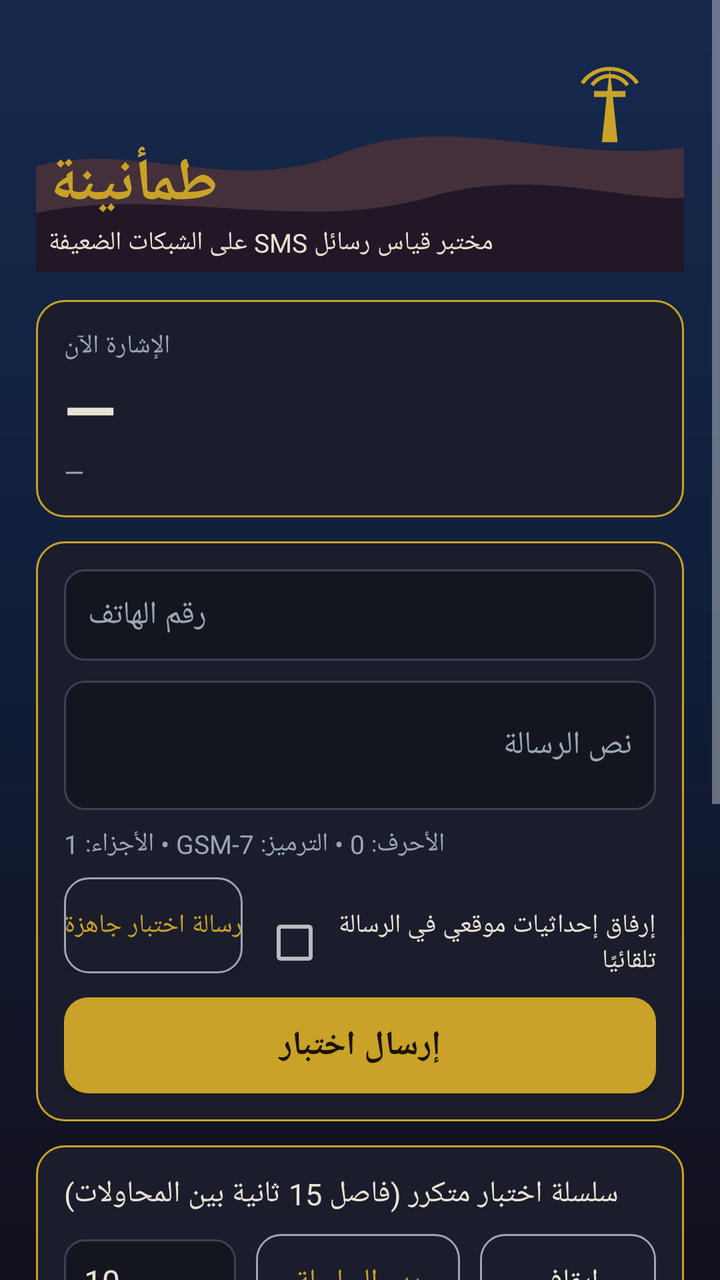
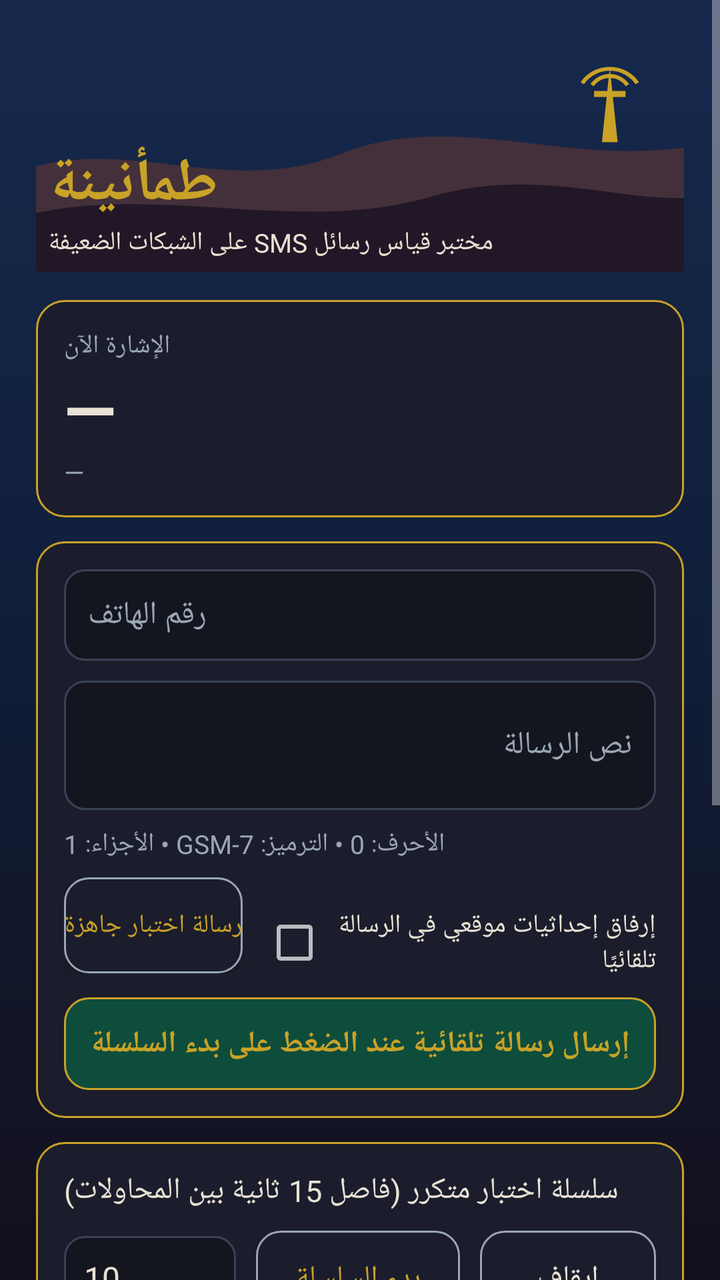

Compare the two renders of this Android layout. The source of the first and the diff that turns it into the second are given below.
<!-- AndroidManifest.xml: application theme AppTheme -->
<!-- res/layout/activity_main.xml -->
<?xml version="1.0" encoding="utf-8"?>
<ScrollView xmlns:android="http://schemas.android.com/apk/res/android"
    android:layout_width="match_parent"
    android:layout_height="match_parent"
    android:background="@drawable/bg_gradient"
    android:fillViewport="true">

    <LinearLayout
        android:layout_width="match_parent"
        android:layout_height="wrap_content"
        android:orientation="vertical"
        android:padding="18dp">

        <FrameLayout
            android:layout_width="match_parent"
            android:layout_height="118dp">

            <ImageView
                android:layout_width="match_parent"
                android:layout_height="match_parent"
                android:src="@drawable/dunes"
                android:scaleType="centerCrop"
                android:contentDescription="@null" />

            <LinearLayout
                android:layout_width="match_parent"
                android:layout_height="wrap_content"
                android:layout_gravity="bottom|start"
                android:orientation="vertical"
                android:padding="6dp">

                <TextView
                    android:layout_width="wrap_content"
                    android:layout_height="wrap_content"
                    android:text="طمأنينة"
                    android:textColor="@color/gold"
                    android:textSize="30sp"
                    android:textStyle="bold" />

                <TextView
                    android:layout_width="wrap_content"
                    android:layout_height="wrap_content"
                    android:text="مختبر قياس رسائل SMS على الشبكات الضعيفة"
                    android:textColor="@color/ink"
                    android:textSize="13sp" />
            </LinearLayout>
        </FrameLayout>

        <LinearLayout
            android:layout_width="match_parent"
            android:layout_height="wrap_content"
            android:orientation="vertical"
            android:background="@drawable/panel"
            android:padding="14dp"
            android:layout_marginTop="14dp">

            <TextView
                android:layout_width="wrap_content"
                android:layout_height="wrap_content"
                android:text="الإشارة الآن"
                android:textColor="@color/muted"
                android:textSize="13sp" />

            <TextView
                android:id="@+id/signalDbm"
                android:layout_width="wrap_content"
                android:layout_height="wrap_content"
                android:text="—"
                android:textColor="@color/ink"
                android:textSize="34sp"
                android:textStyle="bold" />

            <TextView
                android:id="@+id/signalMeta"
                android:layout_width="wrap_content"
                android:layout_height="wrap_content"
                android:text="—"
                android:textColor="@color/muted"
                android:textSize="13sp" />
        </LinearLayout>

        <LinearLayout
            android:layout_width="match_parent"
            android:layout_height="wrap_content"
            android:orientation="vertical"
            android:background="@drawable/panel"
            android:padding="14dp"
            android:layout_marginTop="12dp">

            <EditText
                android:id="@+id/phoneInput"
                android:layout_width="match_parent"
                android:layout_height="wrap_content"
                android:background="@drawable/input_bg"
                android:padding="12dp"
                android:hint="رقم الهاتف"
                android:textColorHint="@color/muted"
                android:textColor="@color/ink"
                android:inputType="phone"
                android:textSize="16sp" />

            <EditText
                android:id="@+id/messageInput"
                android:layout_width="match_parent"
                android:layout_height="wrap_content"
                android:background="@drawable/input_bg"
                android:padding="12dp"
                android:layout_marginTop="10dp"
                android:hint="نص الرسالة"
                android:textColorHint="@color/muted"
                android:textColor="@color/ink"
                android:inputType="textMultiLine"
                android:minLines="2"
                android:textSize="16sp" />

            <TextView
                android:id="@+id/charInfo"
                android:layout_width="wrap_content"
                android:layout_height="wrap_content"
                android:layout_marginTop="8dp"
                android:text="الأحرف: 0 • الترميز: GSM-7 • الأجزاء: 1"
                android:textColor="@color/muted"
                android:textSize="13sp" />

            <LinearLayout
                android:layout_width="match_parent"
                android:layout_height="wrap_content"
                android:orientation="horizontal"
                android:layout_marginTop="8dp">

                <Button
                    android:id="@+id/quickTestBtn"
                    android:layout_width="wrap_content"
                    android:layout_height="wrap_content"
                    android:background="@drawable/btn_ghost"
                    android:text="رسالة اختبار جاهزة"
                    android:textColor="@color/gold"
                    android:textSize="13sp" />

                <CheckBox
                    android:id="@+id/attachLocCheck"
                    android:layout_width="0dp"
                    android:layout_height="wrap_content"
                    android:layout_weight="1"
                    android:layout_marginStart="10dp"
                    android:text="إرفاق إحداثيات موقعي في الرسالة تلقائيًا"
                    android:textColor="@color/ink"
                    android:textSize="13sp" />
            </LinearLayout>

            <Button
                android:id="@+id/sendBtn"
                android:layout_width="match_parent"
                android:layout_height="wrap_content"
                android:layout_marginTop="12dp"
                android:background="@drawable/btn_gold"
                android:text="إرسال اختبار"
                android:textColor="@color/gold_ink"
                android:textSize="17sp"
                android:textStyle="bold" />
        </LinearLayout>

        <LinearLayout
            android:layout_width="match_parent"
            android:layout_height="wrap_content"
            android:orientation="vertical"
            android:background="@drawable/panel"
            android:padding="14dp"
            android:layout_marginTop="12dp">

            <TextView
                android:layout_width="wrap_content"
                android:layout_height="wrap_content"
                android:text="سلسلة اختبار متكرر (فاصل 15 ثانية بين المحاولات)"
                android:textColor="@color/ink"
                android:textSize="15sp" />

            <LinearLayout
                android:layout_width="match_parent"
                android:layout_height="wrap_content"
                android:orientation="horizontal"
                android:layout_marginTop="10dp">

                <EditText
                    android:id="@+id/seriesCount"
                    android:layout_width="86dp"
                    android:layout_height="wrap_content"
                    android:background="@drawable/input_bg"
                    android:padding="10dp"
                    android:text="10"
                    android:textColor="@color/ink"
                    android:inputType="number"
                    android:textSize="16sp" />

                <Button
                    android:id="@+id/seriesBtn"
                    android:layout_width="0dp"
                    android:layout_height="wrap_content"
                    android:layout_weight="1"
                    android:layout_marginStart="10dp"
                    android:background="@drawable/btn_ghost"
                    android:text="بدء السلسلة"
                    android:textColor="@color/gold"
                    android:textSize="15sp" />

                <Button
                    android:id="@+id/seriesStopBtn"
                    android:layout_width="wrap_content"
                    android:layout_height="wrap_content"
                    android:layout_marginStart="10dp"
                    android:background="@drawable/btn_ghost"
                    android:text="إيقاف"
                    android:textColor="@color/ink"
                    android:textSize="15sp" />
            </LinearLayout>

            <CheckBox
                android:id="@+id/stopOnSuccessCheck"
                android:layout_width="wrap_content"
                android:layout_height="wrap_content"
                android:layout_marginTop="8dp"
                android:text="إيقاف عند أول نجاح (وضع الوصول — للقياس أبقِه مطفأً)"
                android:textColor="@color/ink"
                android:textSize="13sp" />
        </LinearLayout>

        <TextView
            android:id="@+id/statusInfo"
            android:layout_width="match_parent"
            android:layout_height="wrap_content"
            android:layout_marginTop="14dp"
            android:text=""
            android:textColor="@color/gold"
            android:textSize="15sp" />

        <LinearLayout
            android:layout_width="match_parent"
            android:layout_height="wrap_content"
            android:orientation="vertical"
            android:background="@drawable/panel"
            android:padding="14dp"
            android:layout_marginTop="10dp">

            <TextView
                android:layout_width="wrap_content"
                android:layout_height="wrap_content"
                android:text="النتائج"
                android:textColor="@color/muted"
                android:textSize="13sp" />

            <TextView
                android:id="@+id/statsInfo"
                android:layout_width="match_parent"
                android:layout_height="wrap_content"
                android:layout_marginTop="4dp"
                android:text="لا محاولات مسجلة بعد"
                android:textColor="@color/ink"
                android:textSize="14sp" />
        </LinearLayout>

        <LinearLayout
            android:layout_width="match_parent"
            android:layout_height="wrap_content"
            android:orientation="vertical"
            android:background="@drawable/panel"
            android:padding="14dp"
            android:layout_marginTop="12dp">

            <TextView
                android:layout_width="wrap_content"
                android:layout_height="wrap_content"
                android:text="سجل المحاولات"
                android:textColor="@color/muted"
                android:textSize="13sp" />

            <TextView
                android:id="@+id/logInfo"
                android:layout_width="match_parent"
                android:layout_height="wrap_content"
                android:layout_marginTop="4dp"
                android:text="—"
                android:textColor="@color/ink"
                android:textSize="12sp" />
        </LinearLayout>

        <LinearLayout
            android:layout_width="match_parent"
            android:layout_height="wrap_content"
            android:orientation="horizontal"
            android:layout_marginTop="12dp">

            <Button
                android:id="@+id/exportBtn"
                android:layout_width="0dp"
                android:layout_height="wrap_content"
                android:layout_weight="1"
                android:background="@drawable/btn_ghost"
                android:text="تصدير CSV"
                android:textColor="@color/gold"
                android:textSize="15sp" />

            <Button
                android:id="@+id/clearBtn"
                android:layout_width="0dp"
                android:layout_height="wrap_content"
                android:layout_weight="1"
                android:layout_marginStart="10dp"
                android:background="@drawable/btn_ghost"
                android:text="مسح السجل"
                android:textColor="@color/ink"
                android:textSize="15sp" />
        </LinearLayout>

        <TextView
            android:layout_width="match_parent"
            android:layout_height="wrap_content"
            android:layout_marginTop="16dp"
            android:gravity="center"
            android:text="طمأنينة • يقيس ولا يدّعي التسريع — الأزمنة كما تقيسها الشبكة نفسها"
            android:textColor="@color/muted"
            android:textSize="11sp" />

    </LinearLayout>
</ScrollView>
<!-- resources referenced by this layout -->
<resources>
  <color name="gold">#C9A227</color>
  <color name="gold_ink">#1A1405</color>
  <color name="ink">#E8E2D4</color>
  <color name="muted">#9AA7B4</color>
  <!-- drawable bg_gradient (drawable) -->
  <?xml version="1.0" encoding="utf-8"?>
  <shape xmlns:android="http://schemas.android.com/apk/res/android"
      android:shape="rectangle">
      <gradient
          android:angle="270"
          android:startColor="#16294D"
          android:centerColor="#101E39"
          android:endColor="#130F1C" />
  </shape>
  <!-- drawable btn_ghost (drawable) -->
  <?xml version="1.0" encoding="utf-8"?>
  <shape xmlns:android="http://schemas.android.com/apk/res/android"
      android:shape="rectangle">
      <corners android:radius="12dp" />
      <solid android:color="#1B1D2C" />
      <stroke android:width="1dp" android:color="#9AA7B4" />
  </shape>
  <!-- drawable btn_gold (drawable) -->
  <?xml version="1.0" encoding="utf-8"?>
  <shape xmlns:android="http://schemas.android.com/apk/res/android"
      android:shape="rectangle">
      <corners android:radius="12dp" />
      <solid android:color="#C9A227" />
  </shape>
  <!-- drawable dunes (drawable) -->
  <?xml version="1.0" encoding="utf-8"?>
  <vector xmlns:android="http://schemas.android.com/apk/res/android"
      android:width="360dp"
      android:height="120dp"
      android:viewportWidth="360"
      android:viewportHeight="120">
      <path
          android:fillColor="#43303A"
          android:pathData="M0,72 C55,46 110,84 170,60 C230,36 290,70 360,54 L360,120 L0,120 Z" />
      <path
          android:fillColor="#221726"
          android:pathData="M0,94 C70,72 145,102 215,82 C275,64 325,90 360,80 L360,120 L0,120 Z" />
      <path
          android:fillColor="#C9A227"
          android:pathData="M307,16 L311,54 L303,54 Z" />
      <path
          android:fillColor="#C9A227"
          android:pathData="M299,28 L315,28 L315,31 L299,31 Z" />
      <path
          android:strokeColor="#C9A227"
          android:strokeWidth="2"
          android:fillColor="#00000000"
          android:pathData="M293,24 A17,17 0 0 1 321,24" />
      <path
          android:strokeColor="#C9A227"
          android:strokeWidth="2"
          android:fillColor="#00000000"
          android:pathData="M298,25 A11,11 0 0 1 316,25" />
  </vector>
  <!-- drawable input_bg (drawable) -->
  <?xml version="1.0" encoding="utf-8"?>
  <shape xmlns:android="http://schemas.android.com/apk/res/android"
      android:shape="rectangle">
      <corners android:radius="10dp" />
      <solid android:color="#14161F" />
      <stroke android:width="1dp" android:color="#3A4356" />
  </shape>
  <!-- drawable panel (drawable) -->
  <?xml version="1.0" encoding="utf-8"?>
  <shape xmlns:android="http://schemas.android.com/apk/res/android"
      android:shape="rectangle">
      <corners android:radius="14dp" />
      <solid android:color="#1B1D2C" />
      <stroke android:width="1dp" android:color="#C9A227" />
  </shape>
  <style name="AppTheme" parent="android:Theme.Material.NoActionBar">
          <item name="android:windowBackground">@drawable/bg_gradient</item>
          <item name="android:colorAccent">@color/gold</item>
          <item name="android:statusBarColor">@color/sky_deep</item>
          <item name="android:navigationBarColor">@color/abyss</item>
          <item name="android:windowLightStatusBar">false</item>
      </style>
  <color name="sky_deep">#101E39</color>
  <color name="abyss">#130F1C</color>
</resources>

<!-- the commit's change to res/layout/activity_main.xml (unified diff, before → after) -->
@@ -148,15 +148,17 @@
                     android:textSize="13sp" />
             </LinearLayout>
 
-            <Button
-                android:id="@+id/sendBtn"
+            <TextView
+                android:id="@+id/sendBanner"
                 android:layout_width="match_parent"
                 android:layout_height="wrap_content"
                 android:layout_marginTop="12dp"
-                android:background="@drawable/btn_gold"
-                android:text="إرسال اختبار"
-                android:textColor="@color/gold_ink"
-                android:textSize="17sp"
+                android:background="@drawable/banner_emerald"
+                android:padding="13dp"
+                android:gravity="center"
+                android:text="إرسال رسالة تلقائية عند الضغط على بدء السلسلة"
+                android:textColor="@color/gold"
+                android:textSize="15sp"
                 android:textStyle="bold" />
         </LinearLayout>
 
<!-- resource entries referenced after the edit -->
@@ -1,9 +1,16 @@
 <!-- resources referenced by this layout -->
 <resources>
   <color name="gold">#C9A227</color>
-  <color name="gold_ink">#1A1405</color>
   <color name="ink">#E8E2D4</color>
   <color name="muted">#9AA7B4</color>
+  <!-- drawable banner_emerald (drawable) -->
+  <?xml version="1.0" encoding="utf-8"?>
+  <shape xmlns:android="http://schemas.android.com/apk/res/android"
+      android:shape="rectangle">
+      <corners android:radius="12dp" />
+      <solid android:color="#0E4D3C" />
+      <stroke android:width="1dp" android:color="#C9A227" />
+  </shape>
   <!-- drawable bg_gradient (drawable) -->
   <?xml version="1.0" encoding="utf-8"?>
   <shape xmlns:android="http://schemas.android.com/apk/res/android"
@@ -21,13 +28,6 @@
       <corners android:radius="12dp" />
       <solid android:color="#1B1D2C" />
       <stroke android:width="1dp" android:color="#9AA7B4" />
-  </shape>
-  <!-- drawable btn_gold (drawable) -->
-  <?xml version="1.0" encoding="utf-8"?>
-  <shape xmlns:android="http://schemas.android.com/apk/res/android"
-      android:shape="rectangle">
-      <corners android:radius="12dp" />
-      <solid android:color="#C9A227" />
   </shape>
   <!-- drawable dunes (drawable) -->
   <?xml version="1.0" encoding="utf-8"?>
